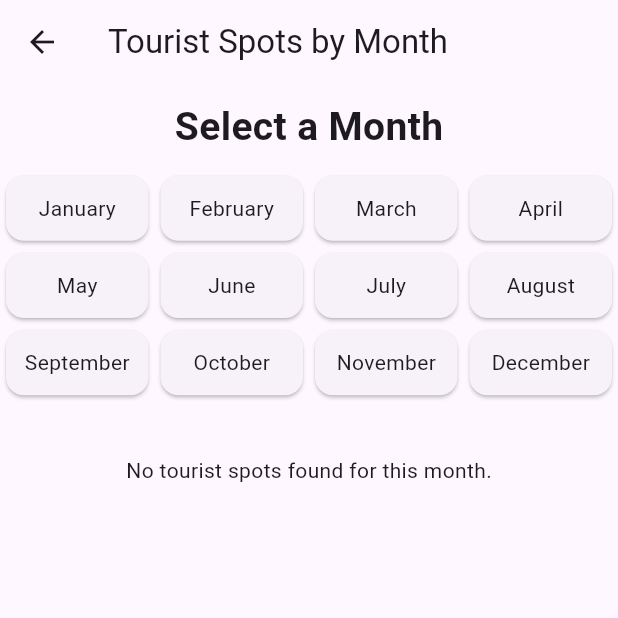
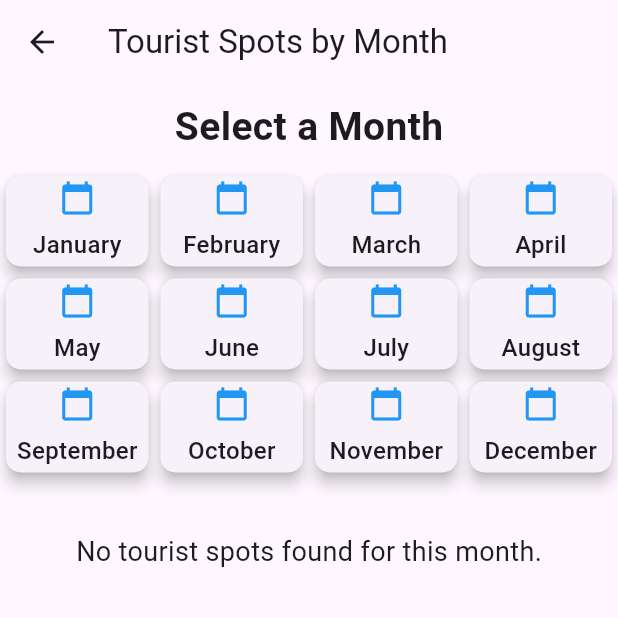
Before and after one commit to batmhannJ/tourist-web-mobile, a Flutter app: the Bookmark screen opened directly, after a tap on "January", on a phone screen of 412 x 824 dp, the top half of it. Run offline on Flutter 3.47's test engine with Material 3 defaults, Android fonts, the phone set to English and light mode, and no system bars; our stand-ins replace geolocator, google_maps_flutter, shared_preferences; missing offline and left inert: flutter_polyline_points, mongo_dart; accounts and stored records are empty; network calls fail.

Commit message:
design in book mark

```diff
--- a/Mobile/lib/screens/bookmark_page.dart
+++ b/Mobile/lib/screens/bookmark_page.dart
@@ -1,19 +1,9 @@
 import 'package:flutter/material.dart';
 import 'package:flutter_application_2/model/place_model.dart';
 import 'package:flutter_application_2/screens/detailscreen/detail_screen.dart';
-import 'package:flutter_application_2/screens/bookmark_page.dart';
-import 'package:flutter_application_2/screens/map_page.dart';
-import 'package:flutter_application_2/screens/itinerary_planner_page.dart';
-import 'package:flutter_application_2/screens/profile_account.dart';
-import 'package:flutter_application_2/utilities/colors.dart';
-import 'package:flutter_application_2/services/auth_services.dart';
 import 'dart:async';
-//import 'widgets/category_card.dart';
 import 'package:provider/provider.dart';
-import 'package:flutter_application_2/providers/user_provider.dart';
 import 'package:flutter_application_2/services/dbpedia_service.dart';
-import 'package:http/http.dart' as http;
-import 'dart:convert';
 
 class Bookmark extends StatefulWidget {
   const Bookmark({Key? key}) : super(key: key);
@@ -23,49 +13,37 @@ class Bookmark extends StatefulWidget {
 }
 
 class _Bookmark extends State<Bookmark> {
-  List<PlaceInfo> places = [];  // Store PlaceInfo objects
+  List<PlaceInfo> places = [];
   String? _selectedMonth;
 
   List<String> months = [
-    "January", "February", "March", "April", "May", "June", "July", "August",
-    "September", "October", "November", "December"
+    "January", "February", "March", "April", "May", "June",
+    "July", "August", "September", "October", "November", "December"
   ];
 
   @override
   void initState() {
     super.initState();
-    _fetchPlaces();  // Fetch places when the widget is initialized
+    _fetchPlaces();
   }
 
-  // Function to fetch places and update the state
   Future<void> _fetchPlaces() async {
     try {
-      List<PlaceInfo> fetchedPlaces = await fetchDestinations();  // Fetch from API
-
-      // Debugging: Print fetched places
-      print("Fetched places: ${fetchedPlaces.length}");
-      for (var place in fetchedPlaces) {
-        print("Place: ${place.city}, Best Months: ${place.bestMonths}");
-      }
-
+      List<PlaceInfo> fetchedPlaces = await fetchDestinations();
       setState(() {
-        places = fetchedPlaces;  // Update the state with fetched places
+        places = fetchedPlaces;
       });
     } catch (error) {
       print('Error fetching places: $error');
     }
   }
 
- // Function to filter tourist spots based on selected month
   Widget _buildTouristSpotsByMonth() {
     if (_selectedMonth == null) {
       return const SizedBox();
     }
 
-  // Get the numeric month for filtering
     int selectedMonthIndex = months.indexOf(_selectedMonth!) + 1;
-
-  // Filter logic to show all destinations based on the selected month
     List<PlaceInfo> filteredPlaces = places.where((place) {
       return place.bestMonths.contains(selectedMonthIndex);
     }).toList();
@@ -73,38 +51,39 @@ Widget _buildTouristSpotsByMonth() {
     if (filteredPlaces.isEmpty) {
       return const Padding(
         padding: EdgeInsets.all(16.0),
-      child: Text("No tourist spots found for this month."),
+        child: Text("No tourist spots found for this month.", style: TextStyle(fontSize: 18)),
       );
     }
 
-  // Display the filtered places with images
     return ListView.builder(
       shrinkWrap: true,
       physics: const NeverScrollableScrollPhysics(),
       itemCount: filteredPlaces.length,
       itemBuilder: (context, index) {
-// Construct the image URL based on the provided logic
-String? dbImagePath = filteredPlaces[index].image; // This is now nullable
+        String? dbImagePath = filteredPlaces[index].image;
         String imageUrl = (dbImagePath != null && dbImagePath.isNotEmpty)
             ? 'http://localhost:4000/' + dbImagePath.replaceAll('\\', '/')
-    : 'assets/images/tagtay.jpg'; // Provide a default image URL
-
+            : 'assets/images/tagtay.jpg';
 
         return Padding(
-        padding: const EdgeInsets.only(left: 5, right: 15),
+          padding: const EdgeInsets.symmetric(vertical: 8.0, horizontal: 16.0),
+          child: Card(
+            elevation: 4,
+            shape: RoundedRectangleBorder(
+              borderRadius: BorderRadius.circular(15),
+            ),
             child: ListTile(
               contentPadding: const EdgeInsets.all(8.0),
               leading: ClipRRect(
-            borderRadius: BorderRadius.circular(8.0),
+                borderRadius: BorderRadius.circular(10.0),
                 child: Image.network(
                   imageUrl,
                   fit: BoxFit.cover,
                   width: 80,
                   height: 80,
                   errorBuilder: (context, error, stackTrace) {
-                print('Error loading image: $error');
                     return Image.asset(
-                  'assets/images/default_image.png', // Update to your default image path
+                      'assets/images/default_image.png',
                       fit: BoxFit.cover,
                       width: 80,
                       height: 80,
@@ -112,47 +91,71 @@ String imageUrl = (dbImagePath != null && dbImagePath.isNotEmpty)
                   },
                 ),
               ),
-          title: Text(filteredPlaces[index].destinationName),
-          subtitle: Text(filteredPlaces[index].city),
+              title: Text(
+                filteredPlaces[index].destinationName,
+                style: const TextStyle(fontSize: 18, fontWeight: FontWeight.bold),
+              ),
+              subtitle: Column(
+                crossAxisAlignment: CrossAxisAlignment.start,
+                children: [
+                  Text(
+                    filteredPlaces[index].city,
+                    style: const TextStyle(fontSize: 14, color: Colors.grey),
+                  ),
+                  const SizedBox(height: 4),
+                ],
+              ),
               onTap: () {
-              // Update the image property of the spot
                 PlaceInfo selectedSpot = filteredPlaces[index];
-              selectedSpot.image = imageUrl; // Assigning imageUrl to the spot's image property
+                selectedSpot.image = imageUrl;
 
                 Navigator.push(
                   context,
                   MaterialPageRoute(
                     builder: (context) => DetailScreen(
-                    spot: selectedSpot,  // Pass the updated PlaceInfo object
+                      spot: selectedSpot,
                     ),
                   ),
                 );
               },
+            ),
           ),
         );
       },
     );
   }
 
-  // Build the grid for selecting months
   Widget _buildMonthGrid() {
     return GridView.builder(
       shrinkWrap: true,
       physics: const NeverScrollableScrollPhysics(),
       gridDelegate: const SliverGridDelegateWithFixedCrossAxisCount(
         crossAxisCount: 4,
-        childAspectRatio: 2,
+        childAspectRatio: 1.5,
       ),
       itemCount: months.length,
       itemBuilder: (context, index) {
         return GestureDetector(
           onTap: () {
             setState(() {
-              _selectedMonth = months[index];  // Update the selected month
+              _selectedMonth = months[index];
             });
           },
           child: Card(
-            child: Center(child: Text(months[index])),
+            elevation: 4,
+            shape: RoundedRectangleBorder(
+              borderRadius: BorderRadius.circular(10),
+            ),
+            child: Center(
+              child: Column(
+                mainAxisAlignment: MainAxisAlignment.center,
+                children: [
+                  Icon(Icons.calendar_today, color: Colors.blue), // Add a calendar icon
+                  const SizedBox(height: 8),
+                  Text(months[index], style: const TextStyle(fontSize: 16, fontWeight: FontWeight.w500)),
+                ],
+              ),
+            ),
           ),
         );
       },
@@ -165,11 +168,14 @@ String imageUrl = (dbImagePath != null && dbImagePath.isNotEmpty)
       appBar: AppBar(
         title: const Text('Tourist Spots by Month'),
       ),
-      body: SingleChildScrollView( // Wrap Column with SingleChildScrollView
+      body: SingleChildScrollView(
         child: Column(
           children: [
             const SizedBox(height: 10),
-            const Text("Select a Month", style: TextStyle(fontSize: 26, fontWeight: FontWeight.bold)),
+            const Text(
+              "Select a Month",
+              style: TextStyle(fontSize: 26, fontWeight: FontWeight.bold),
+            ),
             const SizedBox(height: 10),
             _buildMonthGrid(),
             const SizedBox(height: 20),
@@ -179,5 +185,4 @@ String imageUrl = (dbImagePath != null && dbImagePath.isNotEmpty)
       ),
     );
   }
-
 }
```
Lines whose indentation alone changed are shown as unchanged.
